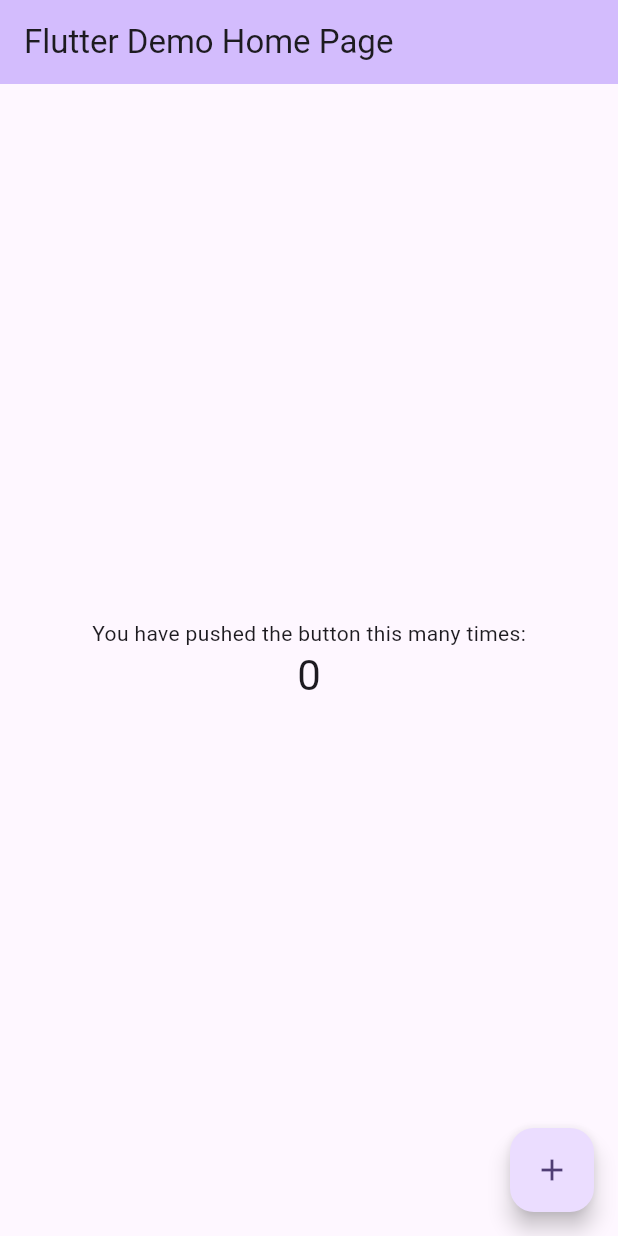
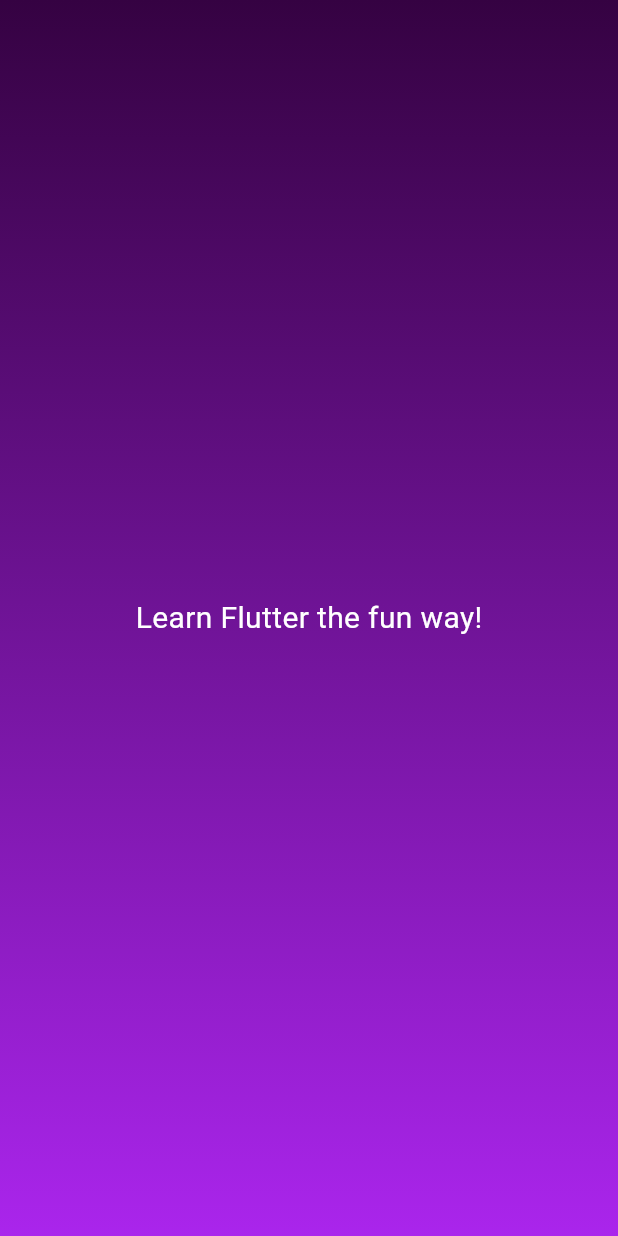
Before and after one commit to ChiraagRokade/Quiz_App_Flutter, a Flutter app: the screen it shows after launch, on a phone screen of 412 x 824 dp. Run offline on Flutter 3.47's test engine with Material 3 defaults, Android fonts, the phone set to English and light mode, and no system bars.

Commit message:
added startScreen

```diff
--- a/quiz/lib/main.dart
+++ b/quiz/lib/main.dart
@@ -1,125 +1,20 @@
 import 'package:flutter/material.dart';
+import 'package:quiz/startScreen.dart';
 
 void main() {
-  runApp(const MyApp());
-}
-
-class MyApp extends StatelessWidget {
-  const MyApp({super.key});
-
-  // This widget is the root of your application.
-  @override
-  Widget build(BuildContext context) {
-    return MaterialApp(
-      title: 'Flutter Demo',
-      theme: ThemeData(
-        // This is the theme of your application.
-        //
-        // TRY THIS: Try running your application with "flutter run". You'll see
-        // the application has a purple toolbar. Then, without quitting the app,
-        // try changing the seedColor in the colorScheme below to Colors.green
-        // and then invoke "hot reload" (save your changes or press the "hot
-        // reload" button in a Flutter-supported IDE, or press "r" if you used
-        // the command line to start the app).
-        //
-        // Notice that the counter didn't reset back to zero; the application
-        // state is not lost during the reload. To reset the state, use hot
-        // restart instead.
-        //
-        // This works for code too, not just values: Most code changes can be
-        // tested with just a hot reload.
-        colorScheme: ColorScheme.fromSeed(seedColor: Colors.deepPurple),
-        useMaterial3: true,
-      ),
-      home: const MyHomePage(title: 'Flutter Demo Home Page'),
-    );
-  }
-}
-
-class MyHomePage extends StatefulWidget {
-  const MyHomePage({super.key, required this.title});
-
-  // This widget is the home page of your application. It is stateful, meaning
-  // that it has a State object (defined below) that contains fields that affect
-  // how it looks.
-
-  // This class is the configuration for the state. It holds the values (in this
-  // case the title) provided by the parent (in this case the App widget) and
-  // used by the build method of the State. Fields in a Widget subclass are
-  // always marked "final".
-
-  final String title;
-
-  @override
-  State<MyHomePage> createState() => _MyHomePageState();
-}
-
-class _MyHomePageState extends State<MyHomePage> {
-  int _counter = 0;
-
-  void _incrementCounter() {
-    setState(() {
-      // This call to setState tells the Flutter framework that something has
-      // changed in this State, which causes it to rerun the build method below
-      // so that the display can reflect the updated values. If we changed
-      // _counter without calling setState(), then the build method would not be
-      // called again, and so nothing would appear to happen.
-      _counter++;
-    });
-  }
-
-  @override
-  Widget build(BuildContext context) {
-    // This method is rerun every time setState is called, for instance as done
-    // by the _incrementCounter method above.
-    //
-    // The Flutter framework has been optimized to make rerunning build methods
-    // fast, so that you can just rebuild anything that needs updating rather
-    // than having to individually change instances of widgets.
-    return Scaffold(
-      appBar: AppBar(
-        // TRY THIS: Try changing the color here to a specific color (to
-        // Colors.amber, perhaps?) and trigger a hot reload to see the AppBar
-        // change color while the other colors stay the same.
-        backgroundColor: Theme.of(context).colorScheme.inversePrimary,
-        // Here we take the value from the MyHomePage object that was created by
-        // the App.build method, and use it to set our appbar title.
-        title: Text(widget.title),
-      ),
-      body: Center(
-        // Center is a layout widget. It takes a single child and positions it
-        // in the middle of the parent.
-        child: Column(
-          // Column is also a layout widget. It takes a list of children and
-          // arranges them vertically. By default, it sizes itself to fit its
-          // children horizontally, and tries to be as tall as its parent.
-          //
-          // Column has various properties to control how it sizes itself and
-          // how it positions its children. Here we use mainAxisAlignment to
-          // center the children vertically; the main axis here is the vertical
-          // axis because Columns are vertical (the cross axis would be
-          // horizontal).
-          //
-          // TRY THIS: Invoke "debug painting" (choose the "Toggle Debug Paint"
-          // action in the IDE, or press "p" in the console), to see the
-          // wireframe for each widget.
-          mainAxisAlignment: MainAxisAlignment.center,
-          children: <Widget>[
-            const Text(
-              'You have pushed the button this many times:',
-            ),
-            Text(
-              '$_counter',
-              style: Theme.of(context).textTheme.headlineMedium,
-            ),
-          ],
+  runApp(
+    MaterialApp(
+      home: Scaffold(
+        body: Container(
+          decoration: const BoxDecoration(
+            gradient: LinearGradient(colors: [
+              Color.fromARGB(255, 53, 2, 66),
+              Color.fromARGB(255, 170, 37, 236)
+            ], begin: Alignment.topRight, end: Alignment.bottomRight),
+          ),
+          child: const StartScreen(),
         ),
       ),
-      floatingActionButton: FloatingActionButton(
-        onPressed: _incrementCounter,
-        tooltip: 'Increment',
-        child: const Icon(Icons.add),
-      ), // This trailing comma makes auto-formatting nicer for build methods.
-    );
-  }
+    ),
+  );
 }
--- /dev/null
+++ b/quiz/lib/startScreen.dart
@@ -0,0 +1,18 @@
+// ignore_for_file: file_names
+
+import 'package:flutter/material.dart';
+
+class StartScreen extends StatelessWidget {
+  const StartScreen({super.key});
+
+  @override
+  Widget build(context) {
+    return const Center(
+      child: Text(
+        'Learn Flutter the fun way!',
+        style: TextStyle(
+            color: Colors.white, fontSize: 20, fontWeight: FontWeight.normal),
+      ),
+    );
+  }
+}
```
